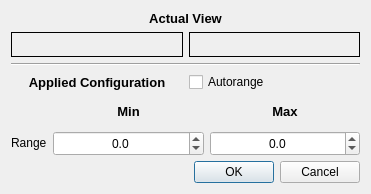
Above: src/pythonGui/karabogui/graph/plots/dialogs/range_config.ui from European-XFEL/Karabo before the change. Below: the same form after it.
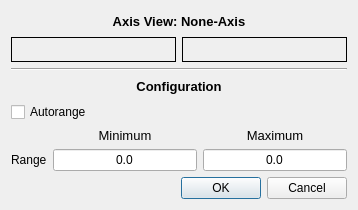
That is the form after the change.

Commit message: GUI: Allow better plot axis configuration with scientific notations

Diff of the .ui file:
```diff
--- a/src/pythonGui/karabogui/graph/plots/dialogs/range_config.ui
+++ b/src/pythonGui/karabogui/graph/plots/dialogs/range_config.ui
@@ -6,8 +6,8 @@
    <rect>
     <x>0</x>
     <y>0</y>
-    <width>371</width>
-    <height>194</height>
+    <width>358</width>
+    <height>210</height>
    </rect>
   </property>
   <property name="sizePolicy">
@@ -42,7 +42,7 @@
       </font>
      </property>
      <property name="text">
-      <string>Actual View</string>
+      <string>Axis View: None-Axis</string>
      </property>
      <property name="alignment">
       <set>Qt::AlignCenter</set>
@@ -61,9 +61,9 @@
        </property>
        <property name="font">
         <font>
-         <pointsize>9</pointsize>
-         <weight>75</weight>
-         <bold>true</bold>
+         <pointsize>8</pointsize>
+         <weight>50</weight>
+         <bold>false</bold>
         </font>
        </property>
        <property name="frameShape">
@@ -87,9 +87,9 @@
        </property>
        <property name="font">
         <font>
-         <pointsize>9</pointsize>
-         <weight>75</weight>
-         <bold>true</bold>
+         <pointsize>8</pointsize>
+         <weight>50</weight>
+         <bold>false</bold>
         </font>
        </property>
        <property name="frameShape">
@@ -113,9 +113,7 @@
     </widget>
    </item>
    <item>
-    <layout class="QHBoxLayout" name="horizontalLayout">
-     <item>
-      <widget class="QLabel" name="label_header_3">
+    <widget class="QLabel" name="ui_configuration">
        <property name="font">
         <font>
          <pointsize>10</pointsize>
@@ -124,7 +122,7 @@
         </font>
        </property>
        <property name="text">
-        <string>Applied Configuration</string>
+      <string>Configuration</string>
        </property>
        <property name="alignment">
         <set>Qt::AlignCenter</set>
@@ -138,8 +136,6 @@
        </property>
       </widget>
      </item>
-    </layout>
-   </item>
    <item>
     <layout class="QGridLayout" name="gridLayout_2">
      <item row="0" column="1">
@@ -153,12 +149,12 @@
        <property name="font">
         <font>
          <pointsize>10</pointsize>
-         <weight>75</weight>
-         <bold>true</bold>
+         <weight>50</weight>
+         <bold>false</bold>
         </font>
        </property>
        <property name="text">
-        <string>Min</string>
+        <string>Minimum</string>
        </property>
        <property name="alignment">
         <set>Qt::AlignCenter</set>
@@ -176,12 +172,12 @@
        <property name="font">
         <font>
          <pointsize>10</pointsize>
-         <weight>75</weight>
-         <bold>true</bold>
+         <weight>50</weight>
+         <bold>false</bold>
         </font>
        </property>
        <property name="text">
-        <string>Max</string>
+        <string>Maximum</string>
        </property>
        <property name="alignment">
         <set>Qt::AlignCenter</set>
@@ -196,83 +192,23 @@
       </widget>
      </item>
      <item row="1" column="1">
-      <widget class="QDoubleSpinBox" name="ui_min">
-       <property name="sizePolicy">
-        <sizepolicy hsizetype="MinimumExpanding" vsizetype="MinimumExpanding">
-         <horstretch>0</horstretch>
-         <verstretch>0</verstretch>
-        </sizepolicy>
-       </property>
-       <property name="minimumSize">
-        <size>
-         <width>0</width>
-         <height>25</height>
-        </size>
-       </property>
-       <property name="maximumSize">
-        <size>
-         <width>16777215</width>
-         <height>23</height>
-        </size>
-       </property>
-       <property name="sizeIncrement">
-        <size>
-         <width>0</width>
-         <height>0</height>
-        </size>
+      <widget class="QLineEdit" name="ui_min">
+       <property name="text">
+        <string>0.0</string>
        </property>
        <property name="alignment">
         <set>Qt::AlignCenter</set>
        </property>
-       <property name="decimals">
-        <number>1</number>
-       </property>
-       <property name="minimum">
-        <double>-999999999.000000000000000</double>
-       </property>
-       <property name="maximum">
-        <double>999999999.000000000000000</double>
-       </property>
       </widget>
      </item>
      <item row="1" column="2">
-      <widget class="QDoubleSpinBox" name="ui_max">
-       <property name="sizePolicy">
-        <sizepolicy hsizetype="MinimumExpanding" vsizetype="MinimumExpanding">
-         <horstretch>0</horstretch>
-         <verstretch>0</verstretch>
-        </sizepolicy>
-       </property>
-       <property name="minimumSize">
-        <size>
-         <width>0</width>
-         <height>25</height>
-        </size>
-       </property>
-       <property name="maximumSize">
-        <size>
-         <width>16777215</width>
-         <height>23</height>
-        </size>
-       </property>
-       <property name="sizeIncrement">
-        <size>
-         <width>0</width>
-         <height>0</height>
-        </size>
+      <widget class="QLineEdit" name="ui_max">
+       <property name="text">
+        <string>0.0</string>
        </property>
        <property name="alignment">
         <set>Qt::AlignCenter</set>
        </property>
-       <property name="decimals">
-        <number>1</number>
-       </property>
-       <property name="minimum">
-        <double>-999999999.000000000000000</double>
-       </property>
-       <property name="maximum">
-        <double>999999999.000000000000000</double>
-       </property>
       </widget>
      </item>
     </layout>
```
Left out of the diff: 14 changed lines with no effect on the pictures. Lines whose indentation alone changed are shown as unchanged. The commit also changes 4 other files.
